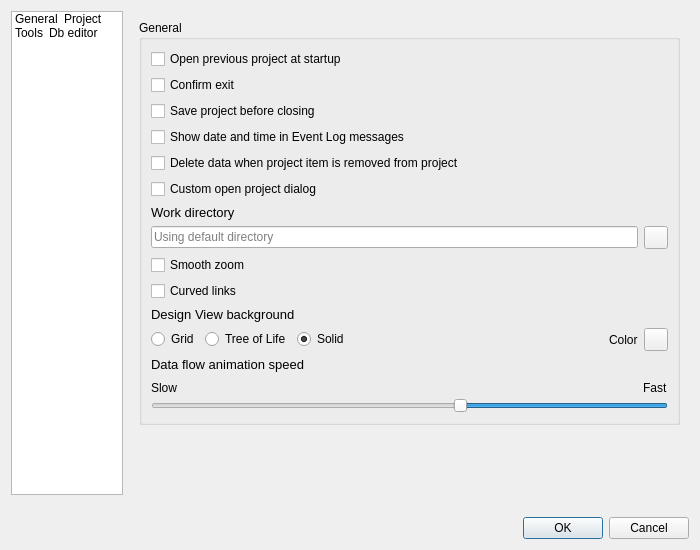
spine-tools/Spine-Toolbox, file spinetoolbox/ui/settings.ui: the form before one commit.
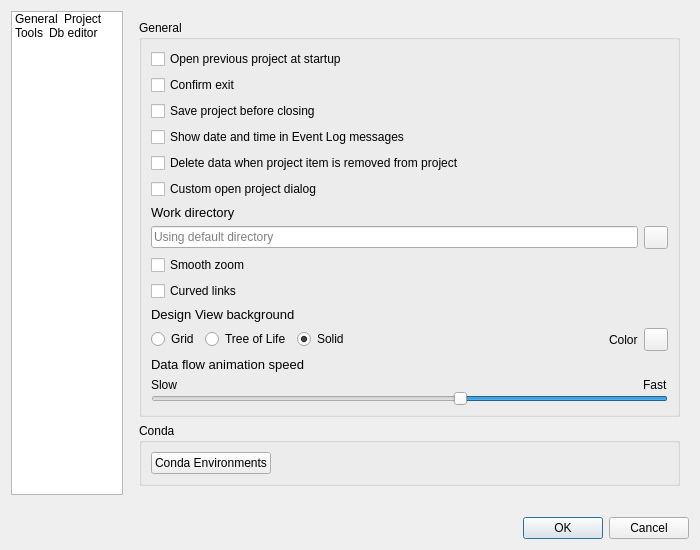
The form after the commit. Icons and pictures are not drawn. Custom widgets are drawn as their Qt base class.

What changed in the file:
```diff
--- a/spinetoolbox/ui/settings.ui
+++ b/spinetoolbox/ui/settings.ui
@@ -550,6 +550,39 @@
            </layout>
           </widget>
          </item>
+         <item>
+          <widget class="QGroupBox" name="groupBox">
+           <property name="title">
+            <string>Conda</string>
+           </property>
+           <layout class="QVBoxLayout" name="verticalLayout_11">
+            <item>
+             <layout class="QHBoxLayout" name="horizontalLayout_3">
+              <item>
+               <widget class="QPushButton" name="pushButton_conda">
+                <property name="text">
+                 <string>Conda Environments</string>
+                </property>
+               </widget>
+              </item>
+              <item>
+               <spacer name="horizontalSpacer_2">
+                <property name="orientation">
+                 <enum>Qt::Horizontal</enum>
+                </property>
+                <property name="sizeHint" stdset="0">
+                 <size>
+                  <width>40</width>
+                  <height>20</height>
+                 </size>
+                </property>
+               </spacer>
+              </item>
+             </layout>
+            </item>
+           </layout>
+          </widget>
+         </item>
          <item>
           <spacer name="verticalSpacer">
            <property name="orientation">
```
